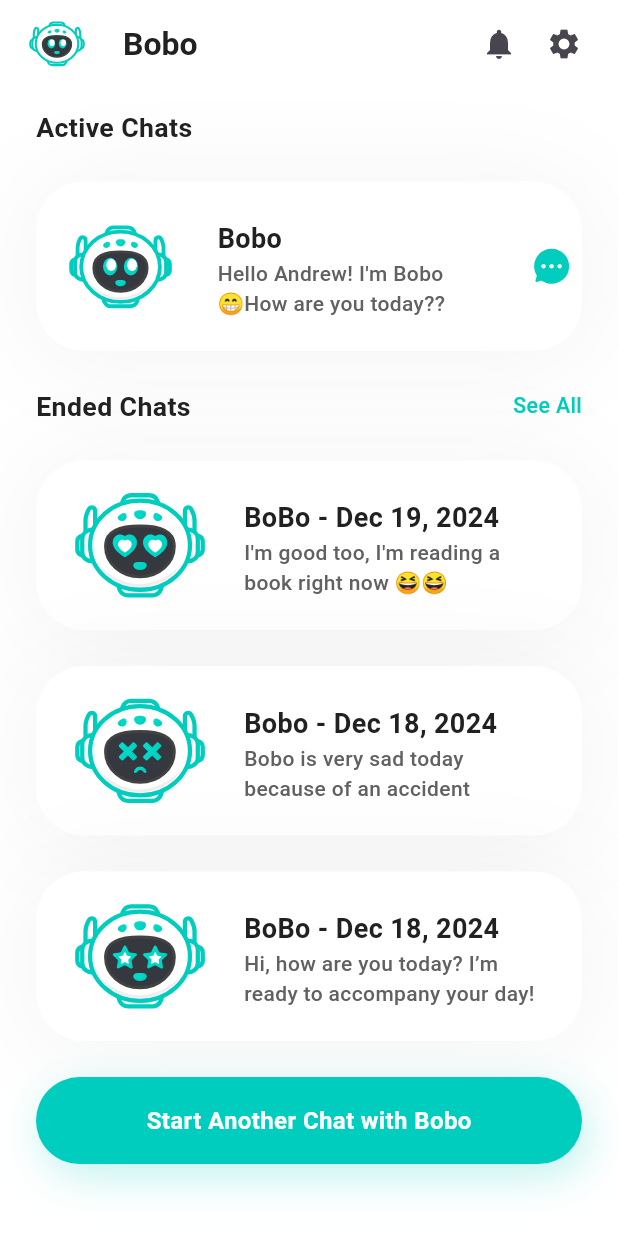
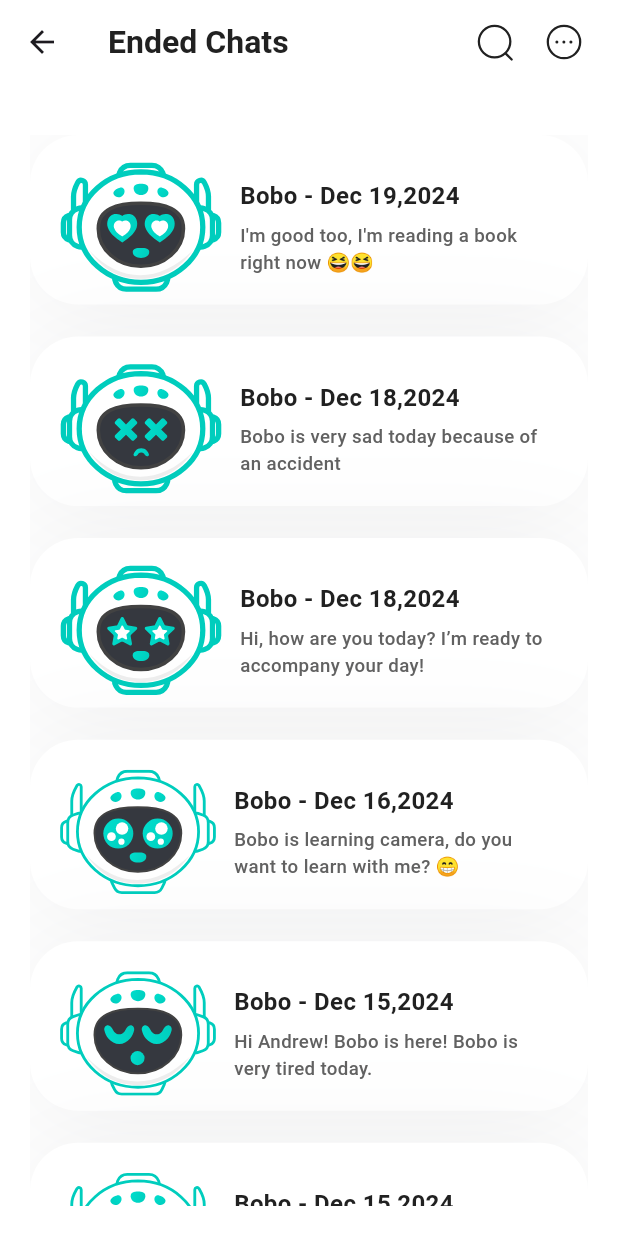
Before and after one commit to Biggiezz/chat_box, a Flutter app: the HomeChatList screen opened directly, after a tap on "See All", on a phone screen of 412 x 824 dp. Run offline on Flutter 3.47's test engine with Material 3 defaults, Android fonts, the light colour scheme and no system bars; drawn by our look-alikes of flutter_slidable; our stand-ins replace flutter_screenutil, flutter_svg, shared_preferences; accounts and stored records are empty.

Commit message:
chat_box

```diff
--- a/lib/assets/image.dart
+++ b/lib/assets/image.dart
@@ -21,6 +21,10 @@ class ImageAssets{
  static const search ='$imagePath/search.svg';
  static const more ='$imagePath/more.svg';
  static const boboSmileEye = '$imagePath/bobo_smile_eye.svg';
+ static const boboCryEye = '$imagePath/bobo_cry_eye.svg';
+ static const boboSleepEye = '$imagePath/bobo_sleep_eye.svg';
+ static const delete ='$imagePath/delete.svg';
+
  static const send ='$imagePath/send.svg';
 
 
--- /dev/null
+++ b/lib/home_start_chat/home_chat_list/ended_chat/ended_chat.dart
@@ -0,0 +1,178 @@
+import 'package:chatbox/assets/image.dart';
+import 'package:flutter/material.dart';
+import 'package:flutter_svg/flutter_svg.dart' show SvgPicture;
+import 'package:flutter_screenutil/flutter_screenutil.dart';
+import 'package:flutter_slidable/flutter_slidable.dart';
+
+class EndedChat extends StatefulWidget {
+  const EndedChat({
+    super.key,
+    this.deleteFunction, // không required nữa
+  });
+  final Function(BuildContext)? deleteFunction; // nullable
+
+  @override
+  State<EndedChat> createState() => _EndedChatState();
+}
+
+class _EndedChatState extends State<EndedChat> {
+  // Dữ liệu mẫu (thay bằng dữ liệu thật của bạn)
+  final List<Map<String, String>> _items = [
+    {
+      'image': ImageAssets.boboHeartEye,
+      'text': 'Bobo - Dec 19,2024',
+      'subtext': "I'm good too, I'm reading a book right now 😆😆",
+    },
+    {
+      'image': ImageAssets.boboErrorEye,
+      'text': 'Bobo - Dec 18,2024',
+      'subtext': 'Bobo is very sad today because of an accident',
+    },
+    {
+      'image': ImageAssets.boboStarEye,
+      'text': 'Bobo - Dec 18,2024', // <-- duplicate text ok nếu key dùng index
+      'subtext': 'Hi, how are you today? I’m ready to accompany your day!',
+    },
+    {
+      'image': ImageAssets.boboCryEye,
+      'text': 'Bobo - Dec 16,2024',
+      'subtext': 'Bobo is learning camera, do you want to learn with me? 😁',
+    },
+    {
+      'image': ImageAssets.boboSleepEye,
+      'text': 'Bobo - Dec 15,2024',
+      'subtext': 'Hi Andrew! Bobo is here! Bobo is very tired today.',
+    },
+    {
+      'image': ImageAssets.boboSleepEye,
+      'text': 'Bobo - Dec 15,2024',
+      'subtext': 'Hi Andrew! Bobo is here! Bobo is very tired today.',
+    },
+  ];
+
+  @override
+  Widget build(BuildContext context) {
+    return Scaffold(
+      backgroundColor: Colors.white,
+      appBar: PreferredSize(
+        preferredSize: Size.fromHeight(70),
+        child: Padding(
+          padding: const EdgeInsets.only(right: 24),
+          child: AppBar(
+            title: Text(
+              'Ended Chats',
+              style: TextStyle(
+                fontSize: 24.sp,
+                fontWeight: FontWeight.w700,
+                color: Color(0xFF212121),
+              ),
+            ),
+            backgroundColor: Colors.white,
+            actions: [
+              SvgPicture.asset(ImageAssets.search),
+              SizedBox(width: 20),
+              SvgPicture.asset(ImageAssets.more),
+            ],
+          ),
+        ),
+      ),
+      body: Padding(
+        padding: const EdgeInsets.all(20),
+        child: ListView.separated(
+          itemCount: _items.length,
+          separatorBuilder: (_, __) => SizedBox(height: 24.h),
+          // dùng builder để tạo widget và key theo index -> KHÔNG trùng
+          itemBuilder: (context, index) {
+            final item = _items[index];
+            return _buildMessenger(
+              key: ValueKey('messenger_$index'), // duy nhất trong list
+              image: item['image'],
+              text: item['text'],
+              subtext: item['subtext'],
+            );
+          },
+        ),
+      ),
+    );
+  }
+
+  // Chú ý: thêm parameter Key? để truyền key xuống
+  Widget _buildMessenger({
+    Key? key,
+    String? text,
+    String? subtext,
+    String? image,
+  }) {
+    return Slidable(
+      key: key, // key an toàn, từ index ở trên
+      endActionPane: ActionPane(
+        motion: const ScrollMotion(),
+        children: [
+          SlidableAction(
+            onPressed: (_) {
+              // ví dụ xóa item: bạn cần implement logic xóa dựa trên index
+            },
+
+            backgroundColor: Color(0xFFF75555),
+            foregroundColor: Colors.white,
+            icon: Icons.delete_outline_outlined,
+            borderRadius: BorderRadius.circular(32),
+          ),
+        ],
+      ),
+      child: Container(
+        width: MediaQuery.of(context).size.width,
+        height: 127.h,
+        decoration: BoxDecoration(
+          borderRadius: BorderRadius.circular(32),
+          color: Colors.white,
+          boxShadow: [
+            BoxShadow(
+              color: Color(0xFF04060F).withOpacity(0.05),
+              offset: Offset(0, 4),
+              blurRadius: 60,
+            ),
+          ],
+        ),
+        child: Padding(
+          padding: const EdgeInsets.only(top: 10, left: 20),
+          child: Row(
+            children: [
+              if ((image ?? '').isNotEmpty) SvgPicture.asset(image ?? ''),
+              SizedBox(width: 12),
+              Column(
+                mainAxisAlignment: MainAxisAlignment.center,
+                crossAxisAlignment: CrossAxisAlignment.start,
+                children: [
+                  SizedBox(
+                    width: 212.w,
+                    child: Text(
+                      text ?? '',
+                      style: TextStyle(
+                        fontSize: 18.sp,
+                        fontWeight: FontWeight.w700,
+                        color: Color(0xFF212121),
+                      ),
+                    ),
+                  ),
+                  SizedBox(height: 6),
+                  SizedBox(
+                    width: 212.w,
+                    child: Text(
+                      subtext ?? '',
+                      style: TextStyle(
+                        fontSize: 14.sp,
+                        fontWeight: FontWeight.w500,
+                        color: Color(0xFF616161),
+                      ),
+                    ),
+                  ),
+                ],
+              ),
+            ],
+          ),
+        ),
+      ),
+    );
+  }
+}
--- a/lib/home_start_chat/home_chat_list/home_chat_list.dart
+++ b/lib/home_start_chat/home_chat_list/home_chat_list.dart
@@ -1,5 +1,6 @@
 import 'package:chatbox/assets/image.dart';
 import 'package:chatbox/home_start_chat/home_chat_list/chat_with_bobo/start_new_chat.dart';
+import 'package:chatbox/home_start_chat/home_chat_list/ended_chat/ended_chat.dart';
 import 'package:flutter/material.dart';
 import 'package:flutter_svg/flutter_svg.dart' show SvgPicture;
 import 'package:flutter_screenutil/flutter_screenutil.dart';
@@ -12,8 +13,6 @@ class HomeChatList extends StatefulWidget {
 }
 
 class _HomeChatListState extends State<HomeChatList> {
-
-
   @override
   Widget build(BuildContext context) {
     return Scaffold(
@@ -21,7 +20,7 @@ class _HomeChatListState extends State<HomeChatList> {
       appBar: PreferredSize(
         preferredSize: Size.fromHeight(48),
         child: Padding(
-          padding: EdgeInsetsGeometry.fromLTRB(10, 10,24, 0),
+          padding: EdgeInsetsGeometry.fromLTRB(10, 10, 24, 0),
           child: AppBar(
             backgroundColor: Colors.white,
             title: Text(
@@ -74,7 +73,18 @@ class _HomeChatListState extends State<HomeChatList> {
                   ),
                   // bật tab xem tất cả tin nhắn
                   GestureDetector(
-                    onTap: () {},
+                    onTap: () {
+                      Navigator.push(
+                        context,
+                        MaterialPageRoute(
+                          builder: (context) => EndedChat(
+
+
+                          ),
+                        ),
+                      );
+                    },
+
                     child: Text(
                       'See All',
                       style: TextStyle(
@@ -207,8 +217,9 @@ class _HomeChatListState extends State<HomeChatList> {
         children: [
           SizedBox(
             width: 100.w,
-              height: 79.h,
-              child: SvgPicture.asset(image ?? '')),
+            height: 79.h,
+            child: SvgPicture.asset(image ?? ''),
+          ),
           Column(
             mainAxisAlignment: MainAxisAlignment.spaceEvenly,
 
@@ -248,8 +259,11 @@ class _HomeChatListState extends State<HomeChatList> {
 
   Widget _buildButtonStartChat(String? text) {
     return GestureDetector(
-      onTap: (){
-        Navigator.push(context, MaterialPageRoute(builder: (context) => StartNewChat()));
+      onTap: () {
+        Navigator.push(
+          context,
+          MaterialPageRoute(builder: (context) => StartNewChat()),
+        );
       },
       child: Container(
         width: MediaQuery.of(context).size.width,
@@ -263,17 +277,18 @@ class _HomeChatListState extends State<HomeChatList> {
               blurRadius: 24,
               offset: Offset(4, 8),
             ),
-
           ],
-
         ),
-        child:  Center(
-            child: Text(text ??'',
+        child: Center(
+          child: Text(
+            text ?? '',
             style: TextStyle(
               fontSize: 16,
               fontWeight: FontWeight.w700,
               color: Colors.white,
-            ),)),
+            ),
+          ),
+        ),
       ),
     );
   }
--- a/lib/main.dart
+++ b/lib/main.dart
@@ -1,4 +1,7 @@
+import 'package:chatbox/home_start_chat/home_chat_list/home_chat_list.dart';
 import 'package:chatbox/home_start_chat/home_start.dart';
+import 'package:chatbox/signup_page/signup_page.dart';
+import 'package:chatbox/welcome/home_page.dart';
 import 'package:flutter/material.dart';
 
 import 'login/login_page.dart';
@@ -26,7 +29,7 @@ class MyApp extends StatelessWidget {
 
             colorScheme: ColorScheme.fromSeed(seedColor: Colors.deepPurple),
           ),
-          home: const HomeStart(),
+          home: const HomeChatList(),
         );
       }
     );
--- a/pubspec.yaml
+++ b/pubspec.yaml
@@ -35,6 +35,8 @@ dependencies:
   # Use with the CupertinoIcons class for iOS style icons.
   cupertino_icons: ^1.0.8
   shared_preferences: ^2.3.3
+  flutter_slidable: ^3.1.0
+
 
 
 dev_dependencies:
```
Also changed, not shown: assets/images/bobo_cry_eye.svg (added), assets/images/bobo_sleep_eye.svg (added), assets/images/delete.svg (added), pubspec.lock, 3 other files.
